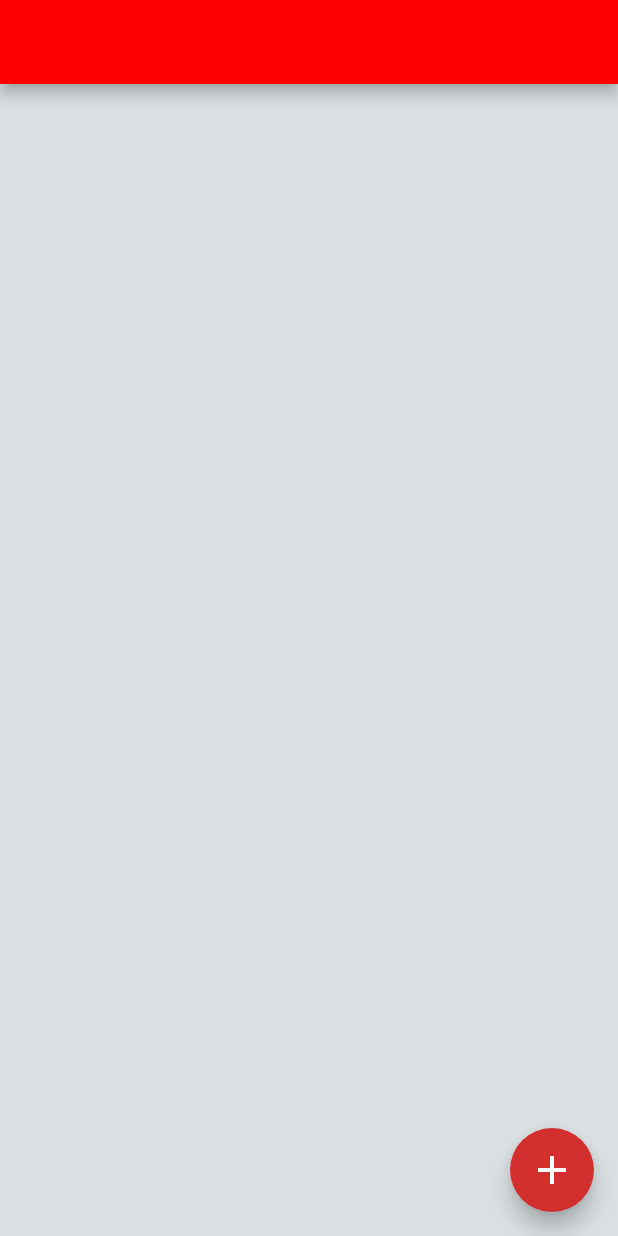
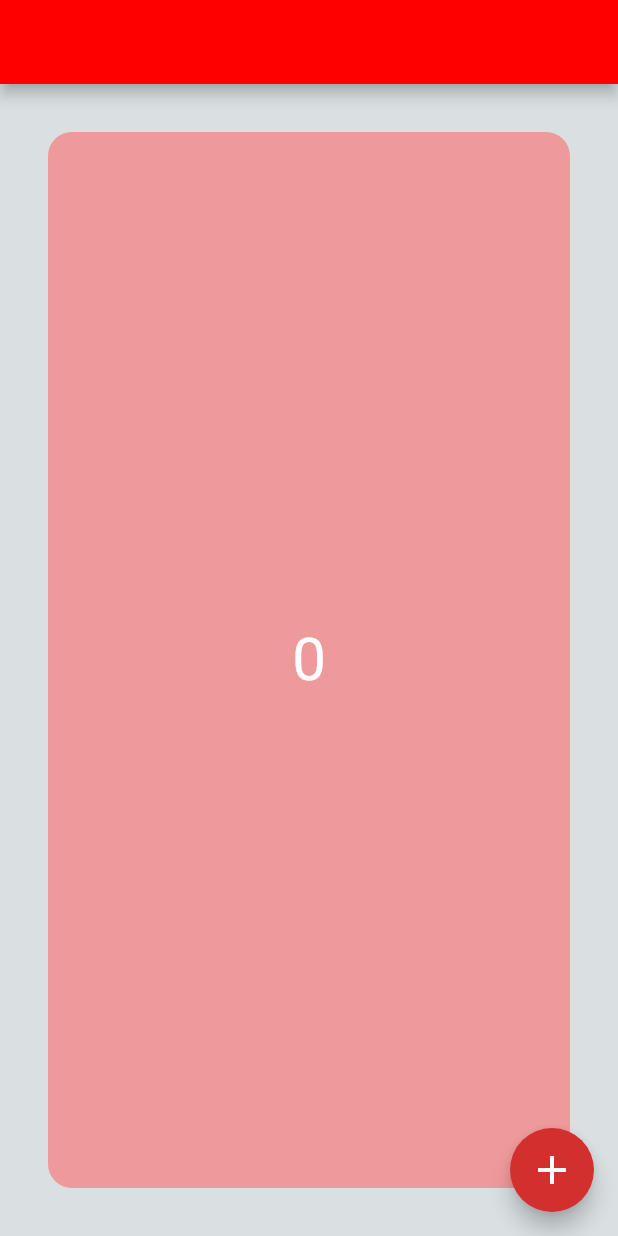
Before and after one commit to chetan882777/flutter_lco, a Flutter app: the screen it shows after launch, on a phone screen of 412 x 824 dp. Run offline on Flutter 3.47's test engine with Material 2 defaults, Android fonts, the phone set to English and light mode, and no system bars.

```diff
--- a/lib/src/App.dart
+++ b/lib/src/App.dart
@@ -1,27 +1,51 @@
 import 'package:flutter/material.dart';
 
-class App extends StatelessWidget{
+class App extends StatefulWidget {
+  @override
+  State<StatefulWidget> createState() {
+    return AppStateKeeper();
+  }
+}
 
+class AppStateKeeper extends State<App> {
   var barColor = const Color(0xFFFF0000);
   var bgColor = const Color(0xFFDAE0E2);
+  int clicks = 0;
 
   @override
   Widget build(context) {
     return MaterialApp(
       home: Scaffold(
+        body: new Container(
+          margin: EdgeInsets.all(32.0),
+          decoration: new BoxDecoration(
+              color: Colors.red[200],
+              borderRadius: BorderRadius.only(
+                  topLeft: const Radius.circular(16.0),
+                  topRight: const Radius.circular(16.0),
+                  bottomLeft: const Radius.circular(16.0),
+                  bottomRight: const Radius.circular(16.0))),
+          child: new Center(
+            child: Text(
+              '${clicks}',
+              style: TextStyle(
+                fontSize: 40.0,
+                color: Colors.white,
+              ),
+            ),
+          ),
+        ),
         backgroundColor: bgColor,
-        floatingActionButton: FloatingActionButton(onPressed: (){},
-            child: Icon(
-                Icons.add,
-                size: 32.0,
-                color: Colors.white),
-            backgroundColor: Colors.red[700]
-        ),
-        appBar: AppBar(
-            backgroundColor: barColor
-        ),
+        floatingActionButton: FloatingActionButton(
+            onPressed: () {
+              setState(() {
+                clicks++;
+              });
+            },
+            child: Icon(Icons.add, size: 32.0, color: Colors.white),
+            backgroundColor: Colors.red[700]),
+        appBar: AppBar(backgroundColor: barColor),
       ),
     );
   }
-
 }
```
